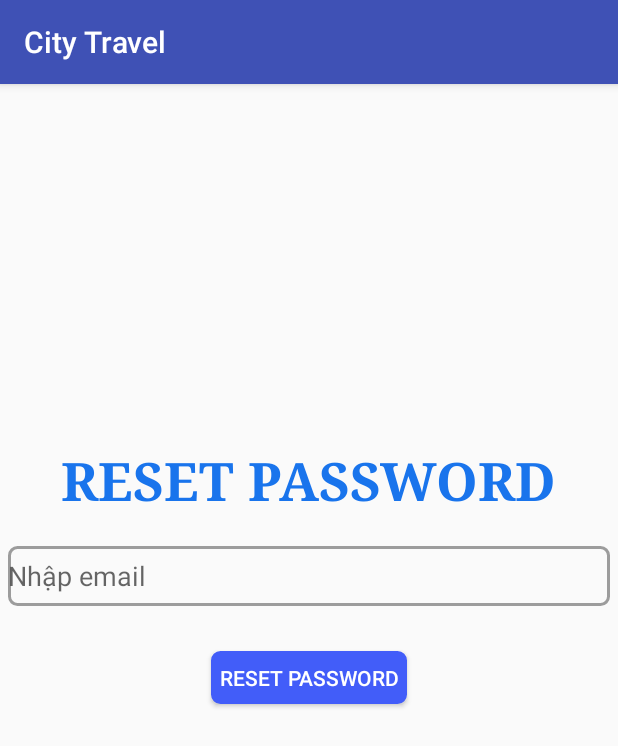
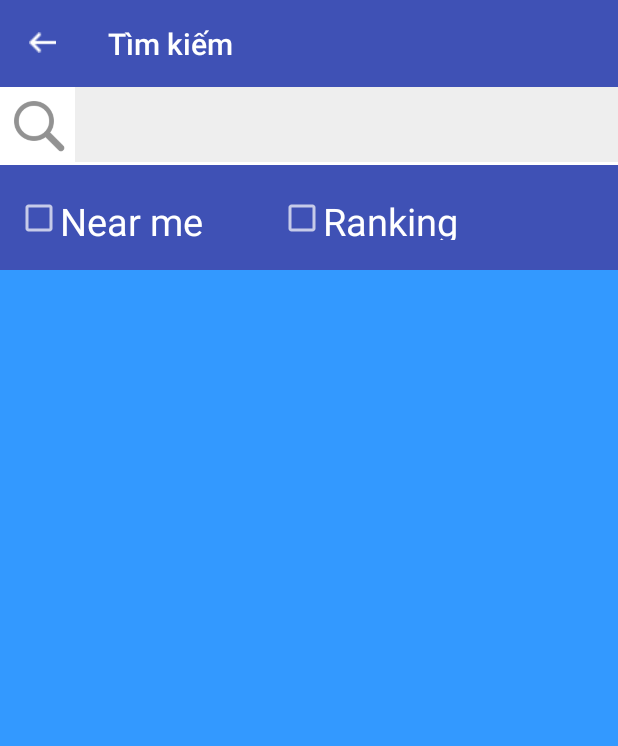
Before and after one commit to MinhDat/City-Travel, an Android app: the screen it shows after launch (ResetPassword before the commit, timkiem after it), on a phone screen of 412 x 824 dp. Shown: the top 746 px of the screen. Run offline under Robolectric (Android 15) with nearby library versions, the phone set to English and light mode, and no system bars.

Commit message:
Tìm kiếm + Chỉnh sửa thông tin

```diff
--- a/CityTravel/app/build.gradle
+++ b/CityTravel/app/build.gradle
@@ -25,5 +25,6 @@ dependencies {
         exclude group: 'com.android.support', module: 'support-annotations'
     })
     compile 'com.android.support:appcompat-v7:24.2.1'
+    compile 'com.android.support:design:24.2.1'
     testCompile 'junit:junit:4.12'
 }
--- /dev/null
+++ b/CityTravel/app/src/main/java/edu/hcmus/minhdat/citytravel/activities/timkiem.java
@@ -0,0 +1,41 @@
+package edu.hcmus.minhdat.citytravel.activities;
+
+import android.support.v7.app.ActionBar;
+import android.support.v7.app.ActionBarActivity;
+import android.support.v7.app.AppCompatActivity;
+import android.os.Bundle;
+import android.support.v7.widget.Toolbar;
+import android.view.View;
+import android.widget.Toast;
+
+import edu.hcmus.minhdat.citytravel.R;
+
+public class timkiem extends AppCompatActivity {
+
+    Toolbar toolbar;
+
+    @Override
+    protected void onCreate(Bundle savedInstanceState) {
+        super.onCreate(savedInstanceState);
+        setContentView(R.layout.activity_timkiem);
+        initToolBar();
+    }
+
+    public void initToolBar() {
+        toolbar = (Toolbar) findViewById(R.id.toolbar);
+        toolbar.setTitle(R.string.toolbar_seach);
+
+        setSupportActionBar(toolbar);
+
+        toolbar.setNavigationIcon(R.drawable.ic_toolbar_arrow);
+        toolbar.setNavigationOnClickListener(
+                new View.OnClickListener() {
+                    @Override
+                    public void onClick(View v) {
+                        Toast.makeText(timkiem.this, "Clicking the toolbar!", Toast.LENGTH_SHORT).show();
+                    }
+                }
+
+        );
+    }
+}
--- /dev/null
+++ b/CityTravel/app/src/main/res/drawable/boder_eddittext.xml
@@ -0,0 +1,5 @@
+<?xml version="1.0" encoding="utf-8"?>
+<shape xmlns:android="http://schemas.android.com/apk/res/android">
+    <solid android:color="#ffffff" />
+    <stroke android:width="1dip" android:color="#ff9900" />
+</shape>
--- /dev/null
+++ b/CityTravel/app/src/main/res/layout/activity_timkiem.xml
@@ -0,0 +1,88 @@
+<?xml version="1.0" encoding="utf-8"?>
+<RelativeLayout xmlns:android="http://schemas.android.com/apk/res/android"
+    xmlns:tools="http://schemas.android.com/tools"
+    android:id="@+id/activity_timkiem"
+    android:layout_width="match_parent"
+    android:layout_height="match_parent"
+    android:background="#FFFFFF"
+    tools:context="edu.hcmus.minhdat.citytravel.activities.timkiem">
+
+    <android.support.v7.widget.Toolbar
+        android:id="@+id/toolbar"
+        android:layout_width="match_parent"
+        android:layout_height="58dp"
+        android:background="?attr/colorPrimary"
+        android:minHeight="?attr/actionBarSize"
+        android:titleTextColor="#ffffff">
+    </android.support.v7.widget.Toolbar>
+
+
+    <ImageButton
+        android:id="@+id/btn_seach"
+        android:layout_width="50dp"
+        android:layout_height="50dp"
+        android:src="@drawable/ic_search"
+        android:scaleType="centerInside"
+        android:background="#FFFFFF"
+        android:layout_below="@+id/toolbar"/>
+
+    <EditText
+        android:layout_width="match_parent"
+        android:layout_height="50dp"
+        android:layout_toRightOf="@id/btn_seach"
+        android:background="#EEEEEE"
+        android:layout_below="@id/toolbar" />
+
+    <RelativeLayout
+        android:id="@+id/layout_checkbox"
+        android:layout_marginTop="110dp"
+        android:layout_width="match_parent"
+        android:layout_height="70dp"
+        android:background="@color/colorPrimary">
+
+        <CheckBox
+        android:layout_width="30dp"
+        android:layout_height="30dp"
+        android:id="@+id/checkBox_Nearme"
+        android:layout_marginLeft="10dp"
+        android:layout_centerVertical="true"/>
+
+        <TextView
+            android:id="@+id/textview_nearme"
+            android:layout_width="wrap_content"
+            android:layout_height="30dp"
+            android:text="Near me"
+            android:textSize="25dp"
+            android:layout_toRightOf="@id/checkBox_Nearme"
+            android:layout_centerVertical="true"
+            android:textColor="#FFFFFF"/>
+
+        <CheckBox
+            android:layout_width="30dp"
+            android:layout_height="30dp"
+            android:id="@+id/checkBox_Ranking"
+            android:layout_marginLeft="10dp"
+            android:layout_centerVertical="true"
+            android:layout_toRightOf="@id/textview_nearme"
+            android:layout_marginStart="50dp"/>
+
+        <TextView
+            android:id="@+id/textview_ranking"
+            android:layout_width="wrap_content"
+            android:layout_height="30dp"
+            android:text="Ranking"
+            android:textSize="25dp"
+            android:layout_toRightOf="@id/checkBox_Ranking"
+            android:layout_centerVertical="true"
+            android:textColor="#FFFFFF"/>
+    </RelativeLayout>
+
+    <ListView
+        android:layout_width="match_parent"
+        android:layout_height="match_parent"
+        android:layout_below="@id/layout_checkbox"
+        android:background="#3399FF">
+    </ListView>
+
+
+</RelativeLayout>
--- a/CityTravel/app/src/main/res/values/dimens.xml
+++ b/CityTravel/app/src/main/res/values/dimens.xml
@@ -9,4 +9,5 @@
     <dimen name="adapter_margin">80dp</dimen>
     <dimen name="adapter_text_hight">40dp</dimen>
     <dimen name="adapter_text_width">220dp</dimen>
+    <dimen name="fab_margin">16dp</dimen>
 </resources>
--- a/CityTravel/app/src/main/res/values/strings.xml
+++ b/CityTravel/app/src/main/res/values/strings.xml
@@ -1,3 +1,5 @@
 <resources>
     <string name="app_name">City Travel</string>
+    <string name="toolbar_seach">Tìm kiếm</string>
+    <string name="title_activity_chinhsuathongtin">Chỉnh sửa thông tin</string>
 </resources>
--- a/CityTravel/app/src/main/res/values/styles.xml
+++ b/CityTravel/app/src/main/res/values/styles.xml
@@ -8,4 +8,27 @@
         <item name="colorAccent">@color/colorAccent</item>
     </style>
 
+
+    <!-- Base application theme. -->
+    <style name="NoActionBar" parent="Theme.AppCompat.NoActionBar">
+        <!-- Customize your theme here. -->
+        <item name="windowActionBar">false</item>
+        <!-- colorPrimary is used for coloring the Toolbar -->
+        <item name="colorPrimary">#3F51B5</item>
+        <!-- colorPrimaryDark is used for coloring the status bar -->
+        <item name="colorPrimaryDark">#303F9F</item>
+        <!-- colorAccent is used as the default value for colorControlActivated which is used to tint widgets -->
+        <item name="colorAccent">#FFAB40</item>
+    </style>
+
+    <style name="AppTheme.NoActionBar">
+        <item name="windowActionBar">false</item>
+        <item name="windowNoTitle">true</item>
+    </style>
+
+    <style name="AppTheme.AppBarOverlay" parent="ThemeOverlay.AppCompat.Dark.ActionBar" />
+
+    <style name="AppTheme.PopupOverlay" parent="ThemeOverlay.AppCompat.Light" />
+
+
 </resources>
```
Also changed, not shown: CityTravel/app/src/main/AndroidManifest.xml (+15 -4 lines), CityTravel/app/src/main/java/edu/hcmus/minhdat/citytravel/activities/Chinhsuathongtin.java (added, +65 -0 lines), CityTravel/app/src/main/res/layout/activity_chinhsuathongtin.xml (added, +72 -0 lines), CityTravel/app/src/main/res/menu/main_menu.xml (added, +12 -0 lines), CityTravel/app/src/main/res/values-v21/styles.xml (added, +9 -0 lines), CityTravel/app/src/main/res/drawable/ic_save.png (added), CityTravel/app/src/main/res/drawable/ic_search.png (added), CityTravel/app/src/main/res/drawable/ic_toolbar_arrow.png (added).
